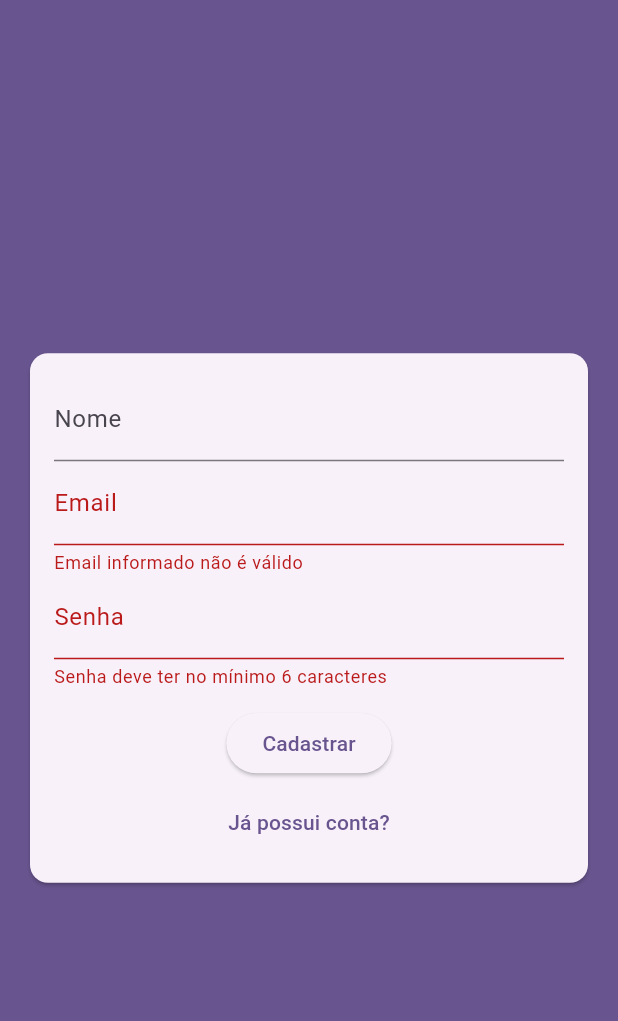
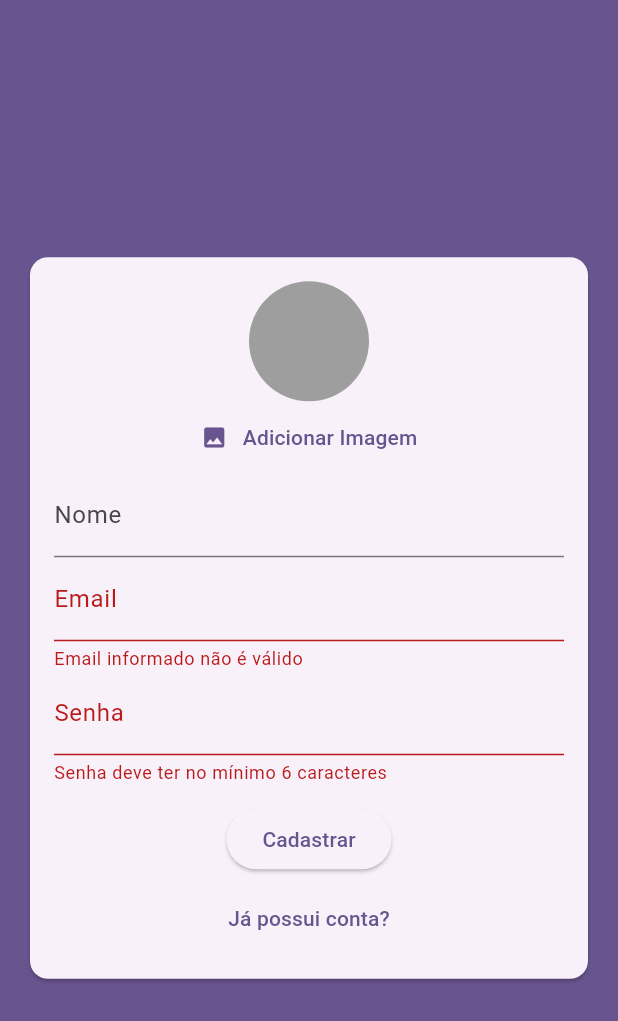
Before and after one commit to oJaciel/Chat-App, a Flutter app: the screen it shows after launch, after a tap on "Entrar", after a tap on "Criar uma nova conta?", on a phone screen of 412 x 824 dp. Shown: the top 1021 px of the screen. Run offline on Flutter 3.47's test engine with Material 3 defaults, Android fonts, the phone set to English and light mode, and no system bars; our stand-ins replace image_picker.

Commit message:
Selecionando Imagem do Usuário
Criado componente que seleciona imagem da galeria, e vincula ela a imagem do usuário.

Adicionado package ImagePicker e configurado, para lidar com a seleção da imagem.

```diff
--- a/lib/components/auth_form.dart
+++ b/lib/components/auth_form.dart
@@ -1,3 +1,6 @@
+import 'dart:io';
+
+import 'package:chat/components/user_image_picker.dart';
 import 'package:chat/models/auth_form_data.dart';
 import 'package:flutter/material.dart';
 
@@ -14,9 +17,26 @@ class _AuthFormState extends State<AuthForm> {
   final _formKey = GlobalKey<FormState>();
   final _formData = AuthFormData();
 
+  void _handleImagePick(File image) {
+    _formData.image = image;
+  }
+
+  void _showError(String msg) {
+    ScaffoldMessenger.of(context).showSnackBar(
+      SnackBar(
+        content: Text(msg),
+        backgroundColor: Theme.of(context).colorScheme.error,
+      ),
+    );
+  }
+
   void _submit() {
     final isValid = _formKey.currentState?.validate() ?? false;
     if (!isValid) return;
+
+    if (_formData.image == null && _formData.isSignup) {
+      return _showError('Imagem não selecionada!');
+    }
 
     widget.onSubmit(_formData);
   }
@@ -31,6 +51,8 @@ class _AuthFormState extends State<AuthForm> {
           key: _formKey,
           child: Column(
             children: [
+              if (_formData.isSignup)
+                UserImagePicker(onImagePick: _handleImagePick),
               if (_formData.isSignup)
                 TextFormField(
                   key: ValueKey('name'),
--- /dev/null
+++ b/lib/components/user_image_picker.dart
@@ -0,0 +1,57 @@
+import 'dart:io';
+
+import 'package:flutter/material.dart';
+import 'package:image_picker/image_picker.dart';
+
+class UserImagePicker extends StatefulWidget {
+  final void Function(File image) onImagePick;
+  const UserImagePicker({required this.onImagePick, super.key});
+
+  @override
+  State<UserImagePicker> createState() => _UserImagePickerState();
+}
+
+class _UserImagePickerState extends State<UserImagePicker> {
+  File? _image;
+
+  Future<void> _pickImage() async {
+    final picker = ImagePicker();
+    final pickedImage = await picker.pickImage(
+      source: ImageSource.gallery,
+      imageQuality: 50,
+      maxWidth: 150,
+    );
+
+    if (pickedImage != null) {
+      setState(() {
+        _image = File(pickedImage.path);
+      });
+
+      widget.onImagePick(_image!);
+    }
+  }
+
+  @override
+  Widget build(BuildContext context) {
+    return Column(
+      children: [
+        CircleAvatar(
+          radius: 40,
+          backgroundColor: Colors.grey,
+          backgroundImage: _image != null ? FileImage(_image!) : null,
+        ),
+        TextButton(
+          onPressed: _pickImage,
+          child: Row(
+            mainAxisAlignment: MainAxisAlignment.center,
+            children: [
+              Icon(Icons.image, color: Theme.of(context).primaryColor),
+              SizedBox(width: 10),
+              Text('Adicionar Imagem'),
+            ],
+          ),
+        ),
+      ],
+    );
+  }
+}
--- a/pubspec.yaml
+++ b/pubspec.yaml
@@ -34,6 +34,7 @@ dependencies:
   # The following adds the Cupertino Icons font to your application.
   # Use with the CupertinoIcons class for iOS style icons.
   cupertino_icons: ^1.0.8
+  image_picker: ^1.1.2
 
 dev_dependencies:
   flutter_test:
```
Also changed, not shown: pubspec.lock, 6 other files.
